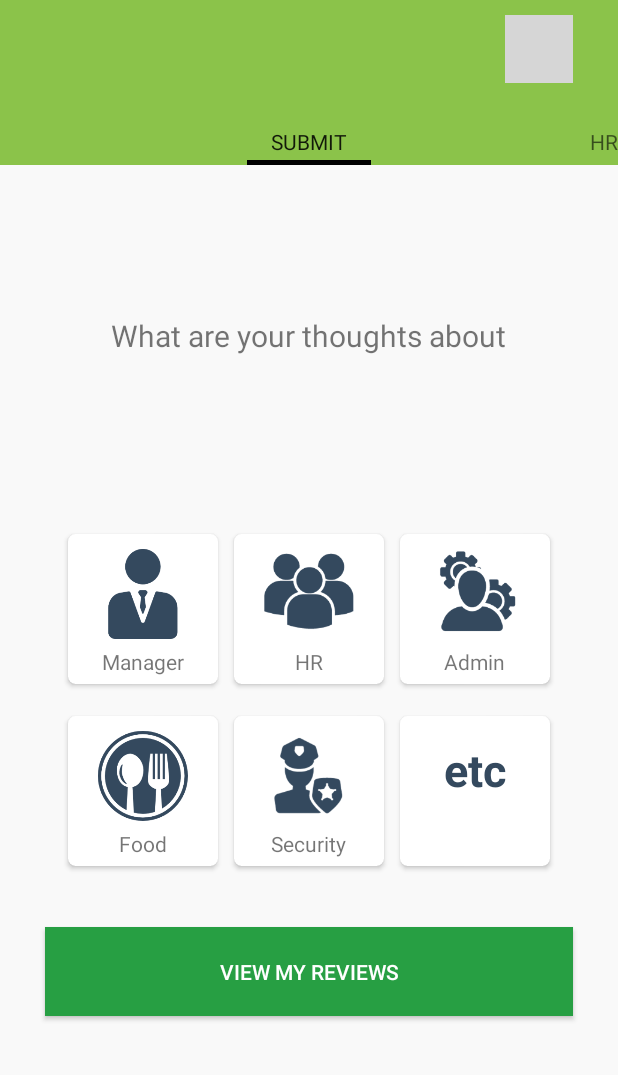
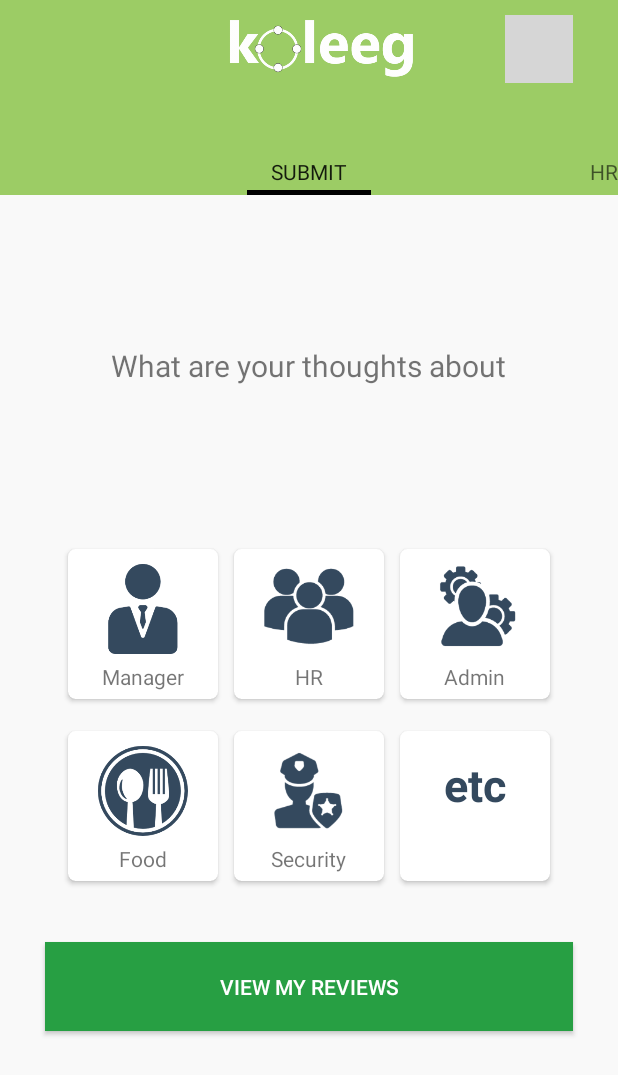
Before and after one commit to Ashutosh181094/HighRadiusFeedy, an Android app: the screen it shows after launch once a user with an empty profile is signed in (MainActivity), on a phone screen of 412 x 824 dp. Shown: the top 1075 px of the screen. Run offline under Robolectric (Android 15) with nearby library versions, the phone set to English and light mode, and no system bars; our stand-ins replace CircleImageView, Firebase (no records; nobody signed in at launch, a user with empty details on screens opened directly), Picasso; pictures from the network do not load; Roboto replaces fonts that are not available here; 1 statement that could not run was skipped; grey boxes are pictures that could not be loaded.

Commit message:
network connection check in splash screen

```diff
--- a/app/src/main/java/com/example/a1505197/highradiusfeedy/SplashScreen.java
+++ b/app/src/main/java/com/example/a1505197/highradiusfeedy/SplashScreen.java
@@ -1,5 +1,11 @@
 package com.example.a1505197.highradiusfeedy;
 
+import android.app.AlertDialog;
+import android.content.Context;
+import android.content.DialogInterface;
+import android.content.Intent;
+import android.net.ConnectivityManager;
+import android.net.NetworkInfo;
 import android.support.v7.app.AppCompatActivity;
 import android.os.Bundle;
 
@@ -10,23 +16,90 @@ public class SplashScreen extends AppCompatActivity {
     protected void onCreate(Bundle savedInstanceState) {
         super.onCreate(savedInstanceState);
         setContentView(R.layout.activity_splash_screen);
-        new android.os.Handler().postDelayed(new Runnable() {
 
-            /*
-             * Showing splash screen with a timer. This will be useful when you
-             * want to show case your app logo / company
-             */
+        if(isWorkingInternetPersent()){
+            splash();
+        }
+        else{
+            showAlertDialog(SplashScreen.this, "Network Error",
+                    "Please, make sure you are having a working internet connection", false);
+        }
 
-            @Override
+
+
+
+//        new Handler().postDelayed(new Runnable() {
+//
+//            public void run() {
+//                // This method will be executed once the timer is over
+//                // Start your app main activity
+//                Intent i = new Intent(SplashScreenActivity.this, Login.class);
+//                startActivity(i);
+//
+//                // close this activity
+//                finish();
+//            }
+//
+//        },SPLASH_TIME_OUT);
+    }
+
+
+    public void splash() {
+        Thread timerTread = new Thread() {
             public void run() {
-                // This method will be executed once the timer is over
-                // Start your app main activity
-                android.content.Intent i = new android.content.Intent(SplashScreen.this, Login.class);
-                startActivity(i);
+                try {
+                    sleep(4000);
+                } catch (InterruptedException e) {
+                    e.printStackTrace();
+                } finally {
+                    Intent intent = new Intent(getApplicationContext(), Login.class);
+                    intent.setFlags(Intent.FLAG_ACTIVITY_CLEAR_TOP | Intent.FLAG_ACTIVITY_NEW_TASK);
+                    startActivity(intent);
+                    finish();
+                }
+            }
+        };
+        timerTread.start();
+    }
 
-                // close this activity
+    public boolean isWorkingInternetPersent() {
+        ConnectivityManager connectivityManager = (ConnectivityManager) getBaseContext()
+                .getSystemService(Context.CONNECTIVITY_SERVICE);
+        if (connectivityManager != null) {
+            NetworkInfo[] info = connectivityManager.getAllNetworkInfo();
+            if (info != null)
+                for (int i = 0; i < info.length; i++)
+                    if (info[i].getState() == NetworkInfo.State.CONNECTED) {
+                        return true;
+                    }
+
+        }
+        return false;
+    }
+    public void showAlertDialog(Context context, String title, String message, Boolean status) {
+        AlertDialog alertDialog = new AlertDialog.Builder(context).create();
+
+        // Setting Dialog Title
+        alertDialog.setTitle(title);
+
+        // Setting Dialog Message
+        alertDialog.setMessage(message);
+
+        // Setting alert dialog icon
+        // alertDialog.setIcon((status) ? R.mipmap.ic_launcher : R.mipmap.ic_launcher);
+
+        // Setting OK Button
+        alertDialog.setButton("OK", new DialogInterface.OnClickListener() {
+            public void onClick(DialogInterface dialog, int which) {
+
                 finish();
+                System.exit(0);
             }
-        }, SPLASH_TIME_OUT);
+        });
+
+        // Showing Alert Message
+        alertDialog.show();
     }
+
+
 }
--- a/app/src/main/res/layout/activity_main.xml
+++ b/app/src/main/res/layout/activity_main.xml
@@ -18,12 +18,17 @@
     <android.support.v7.widget.Toolbar
         android:layout_height="60dp"
         android:layout_width="match_parent"
-        android:background="#8BC34A"
+        android:background="#9CCC65"
         app:elevation="0dp"
         >
         <RelativeLayout
             android:layout_width="match_parent"
             android:layout_height="match_parent">
+            <ImageView
+                android:layout_width="140dp"
+                android:layout_height="120dp"
+                android:src="@drawable/koleeg_white"
+                android:layout_centerHorizontal="true"/>
             <de.hdodenhof.circleimageview.CircleImageView
                 android:id="@+id/userImage"
                 android:layout_width="45dp"
@@ -46,9 +51,9 @@
         android:id="@+id/mainActivity_ViewPager">
         <android.support.v4.view.PagerTabStrip
             android:layout_width="match_parent"
-            android:layout_height="50dp"
+            android:layout_height="70dp"
             android:id="@+id/title"
-            android:background="#8BC34A"
+            android:background="#9CCC65"
             app:tabSelectedTextColor="@color/White"
             app:tabTextColor="@color/grey2"
 
```
